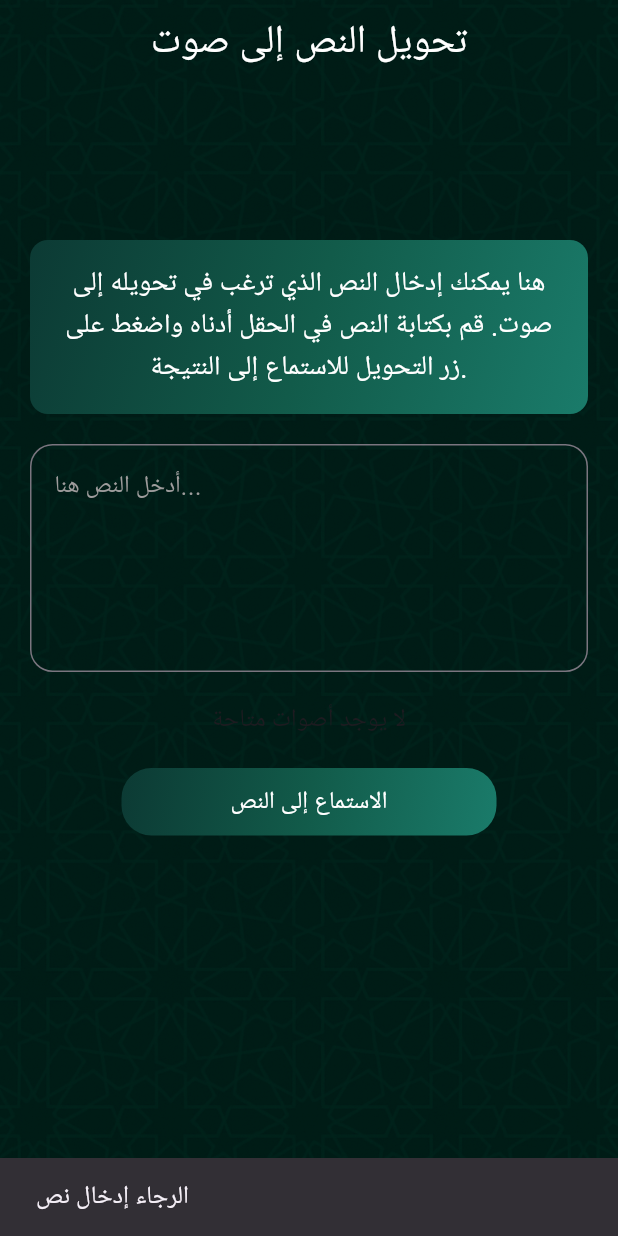
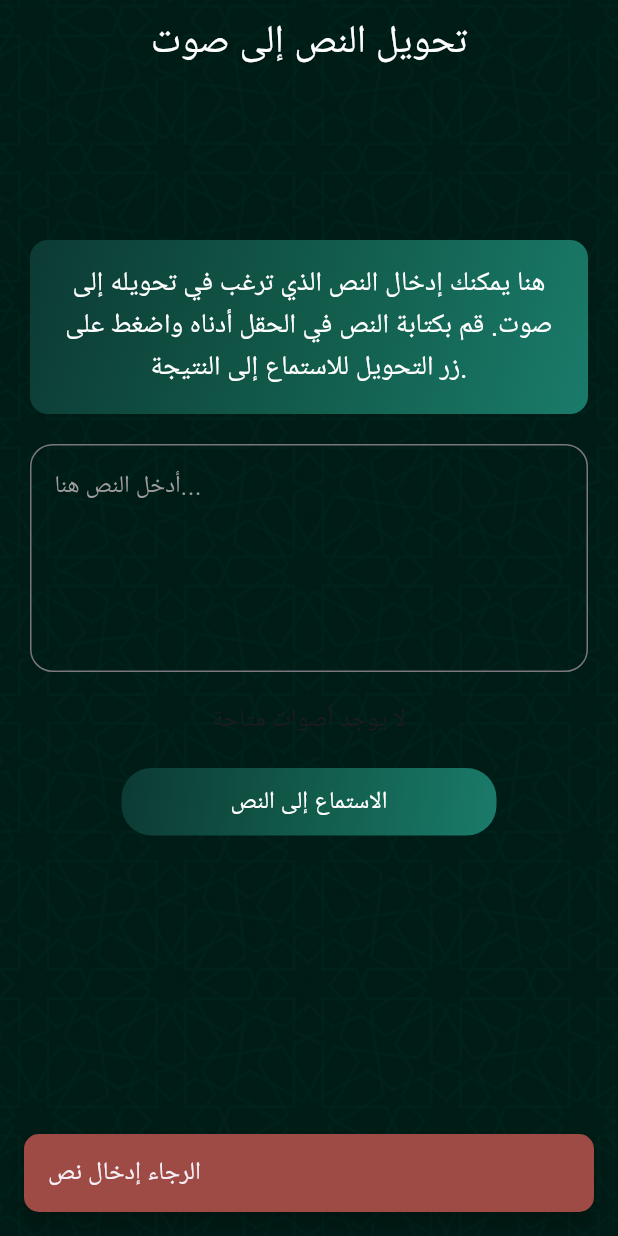
Before and after one commit to MSahyouni/meet-asr, a Flutter app: the Tts screen opened by its route, after a tap on "الاستماع إلى النص", on a phone screen of 412 x 824 dp. Run offline on Flutter 3.47's test engine with Material 3 defaults, Android fonts, the light colour scheme and no system bars; our stand-ins replace animated_splash_screen, audioplayers, file_picker, gap, go_router, open_file; missing offline and left inert: record, voice_note_kit; network calls fail.

Commit message:
chanfed  some setting for snackbar

```diff
--- a/nabra/lib/screens/TTS.dart
+++ b/nabra/lib/screens/TTS.dart
@@ -30,16 +30,34 @@ class _TtsState extends State<Tts> {
 
   Future<void> _handleConvert() async {
     if (_textController.text.trim().isEmpty) {
-      ScaffoldMessenger.of(
-        context,
-      ).showSnackBar(const SnackBar(content: Text("الرجاء إدخال نص")));
+      ScaffoldMessenger.of(context).showSnackBar(
+        SnackBar(
+          content: Text("الرجاء إدخال نص"),
+
+          backgroundColor: const Color.fromARGB(255, 158, 75, 69),
+          behavior: SnackBarBehavior.floating,
+          shape: RoundedRectangleBorder(
+            borderRadius: BorderRadius.circular(10),
+          ),
+          margin: EdgeInsets.all(16),
+        ),
+      );
       return;
     }
 
     if (selectedVoice == null) {
-      ScaffoldMessenger.of(
-        context,
-      ).showSnackBar(const SnackBar(content: Text("الرجاء اختيار صوت")));
+      ScaffoldMessenger.of(context).showSnackBar(
+        SnackBar(
+          content: Text("الرجاء اختيار صوت"),
+
+          backgroundColor: const Color.fromARGB(255, 158, 75, 69),
+          behavior: SnackBarBehavior.floating,
+          shape: RoundedRectangleBorder(
+            borderRadius: BorderRadius.circular(10),
+          ),
+          margin: EdgeInsets.all(16),
+        ),
+      );
       return;
     }
 
@@ -68,7 +86,8 @@ class _TtsState extends State<Tts> {
       ScaffoldMessenger.of(context).showSnackBar(
         SnackBar(
           content: Text("حدث خطأ أثناء التحويل:$e"),
-          backgroundColor: const Color.fromARGB(255, 75, 151, 78),
+
+          backgroundColor: const Color.fromARGB(255, 158, 75, 69),
           behavior: SnackBarBehavior.floating,
           shape: RoundedRectangleBorder(
             borderRadius: BorderRadius.circular(10),
--- a/nabra/lib/screens/summary_page.dart
+++ b/nabra/lib/screens/summary_page.dart
@@ -68,7 +68,7 @@ class _SummaryScreenState extends State<SummaryScreen> {
       ScaffoldMessenger.of(context).showSnackBar(
         SnackBar(
           content: Text("حدث خطأ: $e"),
-          backgroundColor: const Color.fromARGB(255, 75, 151, 78),
+          backgroundColor: const Color.fromARGB(255, 158, 75, 69),
           behavior: SnackBarBehavior.floating,
           shape: RoundedRectangleBorder(
             borderRadius: BorderRadius.circular(10),
--- a/nabra/lib/widgets/standerd.dart
+++ b/nabra/lib/widgets/standerd.dart
@@ -18,7 +18,7 @@ class Standerd extends StatelessWidget {
         toolbarHeight: 120,
         title: Row(
           children: [
-            Gap(130),
+            Gap(80),
             ClipRRect(
               borderRadius: BorderRadius.circular(10),
               child: Image.asset(
```
Also changed, not shown: nabra/lib/controllers/auth_controller.dart (+5 -5 lines), nabra/lib/screens/analysis_audio.dart (+15 -1 lines), nabra/lib/screens/create_account.dart (+2 -11 lines), nabra/lib/screens/home_screen.dart (+9 -8 lines), nabra/lib/screens/log_in_screen.dart (+11 -3 lines).
